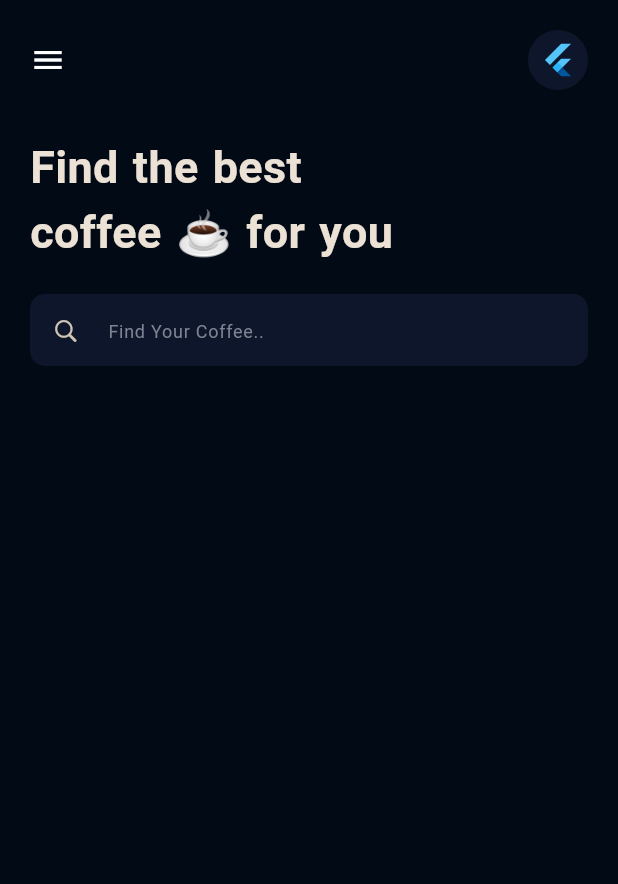
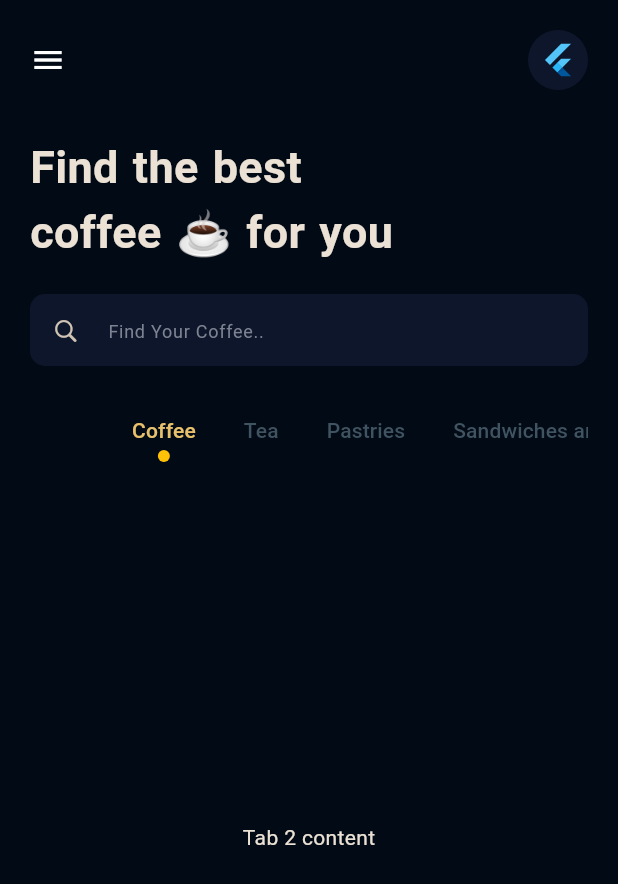
Before and after one commit to chrisokoriedev/coffe_master_ui, a Flutter app: the screen it shows after launch, on a phone screen of 412 x 824 dp. Shown: the top 884 px of the screen. Run offline on Flutter 3.47's test engine with Material 2 defaults, Android fonts, the phone set to English and light mode, and no system bars.

Commit message:
working on tab content now

```diff
--- a/lib/main.dart
+++ b/lib/main.dart
@@ -1,7 +1,10 @@
 import 'package:flutter/cupertino.dart';
 import 'package:flutter/material.dart';
 
+import 'widget/cricleUndertab.dart';
+
 const lightBlueInput = Color(0xff0e162b);
+const tabText = Color(0xff405361);
 const scafffoldBg = Color.fromARGB(255, 2, 10, 22);
 void main() {
   runApp(const MyApp());
@@ -58,11 +61,18 @@ class _MyHomePageState extends State<MyHomePage>
     const Tab(text: 'Cold Beverages'),
   ];
 
+  final List<Widget> tabViews = [
+    const Center(child: Text('Tab 2 content')),
+    const Center(child: Text('Tab 2 content')),
+    const Center(child: Text('Tab 2 content')),
+    const Center(child: Text('Tab 2 content')),
+    const Center(child: Text('Tab 2 content')),
+  ];
   @override
   Widget build(BuildContext context) {
     return Scaffold(
       body: SafeArea(
-        child: SingleChildScrollView(
+        child: Padding(
           padding: const EdgeInsets.all(20),
           child:
               Column(crossAxisAlignment: CrossAxisAlignment.start, children: [
@@ -98,6 +108,20 @@ class _MyHomePageState extends State<MyHomePage>
                   border: inputborder(),
                   enabledBorder: inputborder()),
             ),
+            const SizedBox(height: 20),
+            TabBar(
+                controller: _tabController,
+                isScrollable: true,
+                dividerColor: Colors.transparent,
+                unselectedLabelColor: tabText,
+                indicator: CircleTabIndicator(color: Colors.amber),
+                tabs: myTabs),
+            Expanded(
+              child: TabBarView(
+                controller: _tabController,
+                children: tabViews,
+              ),
+            ),
           ]),
         ),
       ),
--- /dev/null
+++ b/lib/widget/cricleUndertab.dart
@@ -0,0 +1,29 @@
+import 'package:flutter/material.dart';
+
+class CircleTabIndicator extends Decoration {
+  final BoxPainter _painter;
+
+  CircleTabIndicator({required Color color}) : _painter = CirclePainter(color);
+
+  @override
+  BoxPainter createBoxPainter([VoidCallback? onChanged]) {
+    return _painter;
+  }
+}
+
+class CirclePainter extends BoxPainter {
+  final Paint _paint;
+
+  CirclePainter(Color color)
+      : _paint = Paint()
+          ..color = color
+          ..style = PaintingStyle.fill;
+
+  @override
+  void paint(Canvas canvas, Offset offset, ImageConfiguration configuration) {
+    final circleOffset = offset +
+        Offset(configuration.size!.width / 2, configuration.size!.height - 8);
+    canvas.drawCircle(
+        circleOffset, 4, _paint); // Adjust the circle size as needed
+  }
+}
```
Also changed, not shown: lib/tab/coffee_tab.dart (added), lib/tab/cold_beverages_tab.dart (added), lib/tab/pastries_tab.dart (added), lib/tab/sandwiches_tab.dart (added), lib/tab/tea_tab.dart (added), 2 other files.
